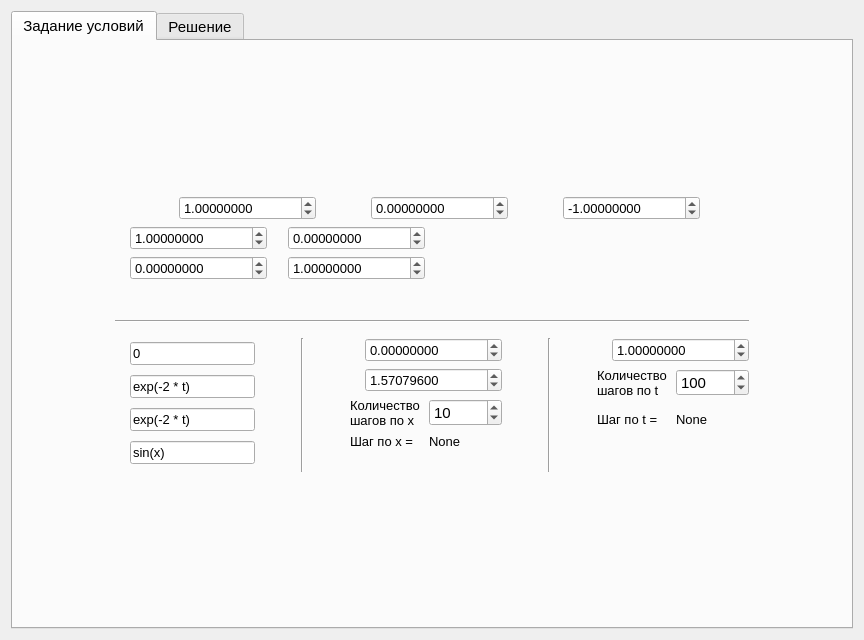
Before: the Qt Designer form lab5/lab_5_1/gui/ui_forms/main_window.ui in kri-k/Numerical_methods, drawn with Qt 5.
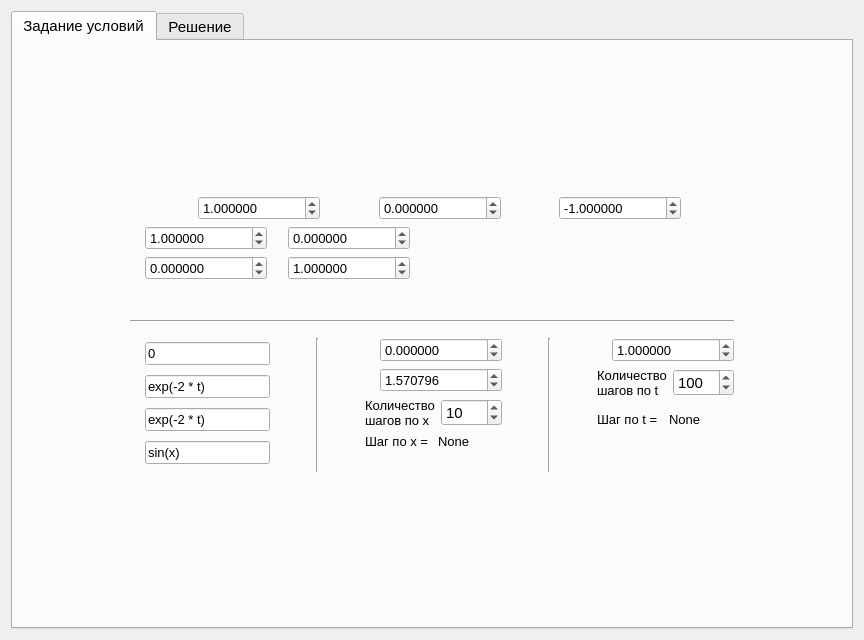
After: the same form once the commit is applied. Icons and pictures are not drawn.

```diff
--- a/lab5/lab_5_1/gui/ui_forms/main_window.ui
+++ b/lab5/lab_5_1/gui/ui_forms/main_window.ui
@@ -144,7 +144,7 @@
                 </font>
                </property>
                <property name="decimals">
-                <number>8</number>
+                <number>6</number>
                </property>
                <property name="minimum">
                 <double>-1000000.000000000000000</double>
@@ -176,7 +176,7 @@
                 </font>
                </property>
                <property name="decimals">
-                <number>8</number>
+                <number>6</number>
                </property>
                <property name="minimum">
                 <double>-1000000.000000000000000</double>
@@ -361,7 +361,7 @@
                 </font>
                </property>
                <property name="decimals">
-                <number>8</number>
+                <number>6</number>
                </property>
                <property name="minimum">
                 <double>-1000000.000000000000000</double>
@@ -598,7 +598,7 @@
               </font>
              </property>
              <property name="decimals">
-              <number>8</number>
+              <number>6</number>
              </property>
              <property name="minimum">
               <double>-1000000.000000000000000</double>
@@ -632,7 +632,7 @@
               </font>
              </property>
              <property name="decimals">
-              <number>8</number>
+              <number>6</number>
              </property>
              <property name="minimum">
               <double>-1000000.000000000000000</double>
@@ -667,7 +667,7 @@
               </font>
              </property>
              <property name="decimals">
-              <number>8</number>
+              <number>6</number>
              </property>
              <property name="minimum">
               <double>-1000000.000000000000000</double>
@@ -698,7 +698,7 @@
               </font>
              </property>
              <property name="decimals">
-              <number>8</number>
+              <number>6</number>
              </property>
              <property name="minimum">
               <double>-1000000.000000000000000</double>
@@ -750,7 +750,7 @@
               </font>
              </property>
              <property name="decimals">
-              <number>8</number>
+              <number>6</number>
              </property>
              <property name="minimum">
               <double>-1000000.000000000000000</double>
@@ -768,7 +768,7 @@
               </font>
              </property>
              <property name="decimals">
-              <number>8</number>
+              <number>6</number>
              </property>
              <property name="minimum">
               <double>-1000000.000000000000000</double>
@@ -799,7 +799,7 @@
               </font>
              </property>
              <property name="decimals">
-              <number>8</number>
+              <number>6</number>
              </property>
              <property name="minimum">
               <double>-1000000.000000000000000</double>
```
